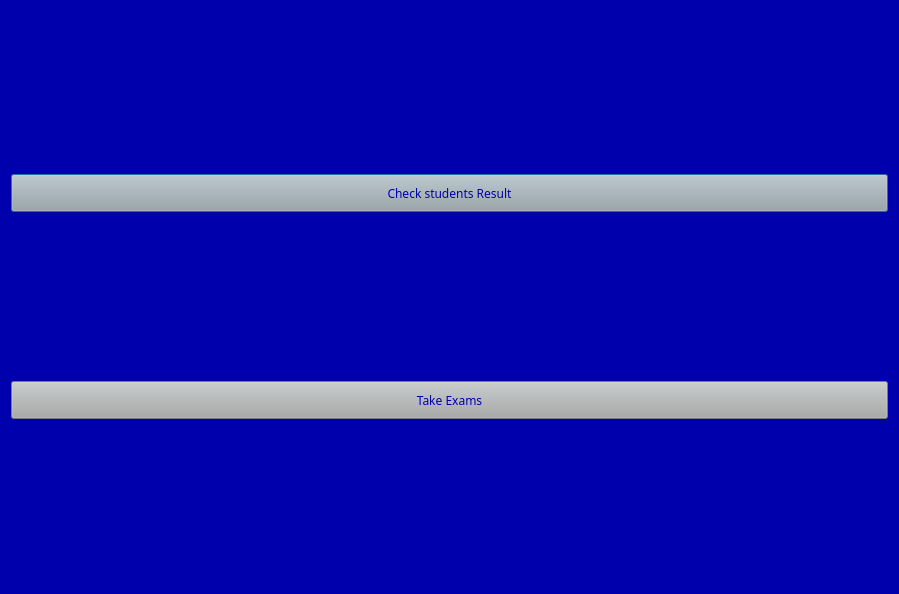
Before: the Qt Designer form ExamSphereV1/examiner.ui in BiratBC/ExamSphereV1, drawn with Qt 5.
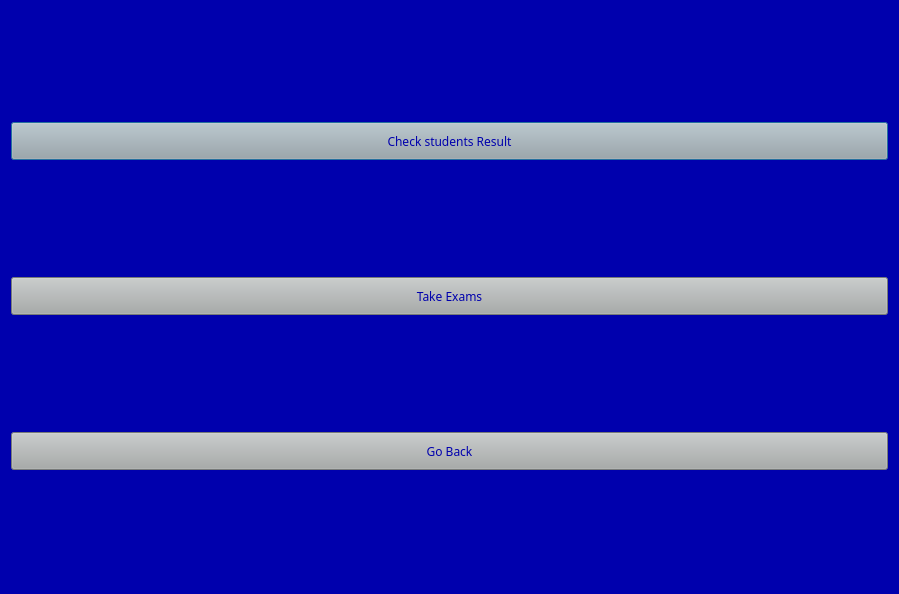
After: the same form once the commit is applied.

```diff
--- a/ExamSphereV1/examiner.ui
+++ b/ExamSphereV1/examiner.ui
@@ -43,6 +43,13 @@
      </property>
     </widget>
    </item>
+   <item>
+    <widget class="QPushButton" name="pushButton_3">
+     <property name="text">
+      <string>Go Back</string>
+     </property>
+    </widget>
+   </item>
   </layout>
  </widget>
  <resources/>
```
